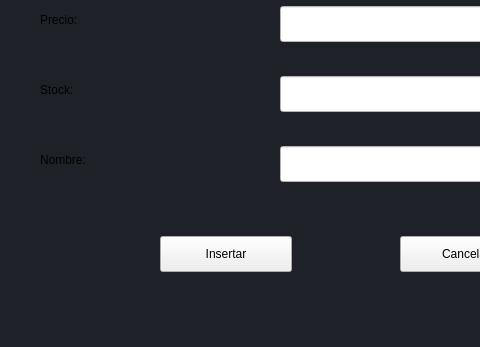
Qt form Proyecto1-EDD-1S-2026/view/pantallas/pantallaagregarproducto.ui (DanielRodriguezCUNOC/Proyecto-Supermercado-EDD-) before a commit; both pictures show x 0 to 480 and y 324 to 671 of the 651 by 671 pixel window.
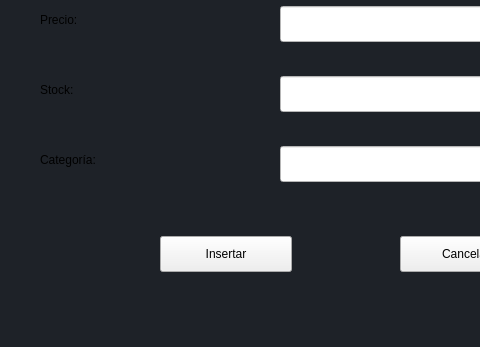
The same form after that commit.

The edit to the form file:
```diff
--- a/Proyecto1-EDD-1S-2026/view/pantallas/pantallaagregarproducto.ui
+++ b/Proyecto1-EDD-1S-2026/view/pantallas/pantallaagregarproducto.ui
@@ -201,7 +201,7 @@
     </rect>
    </property>
    <property name="text">
-    <string>Nombre: </string>
+    <string>Categoría: </string>
    </property>
   </widget>
   <widget class="QPushButton" name="pushButton">
```
Left out of the diff: 32 changed lines with no effect on the pictures.
